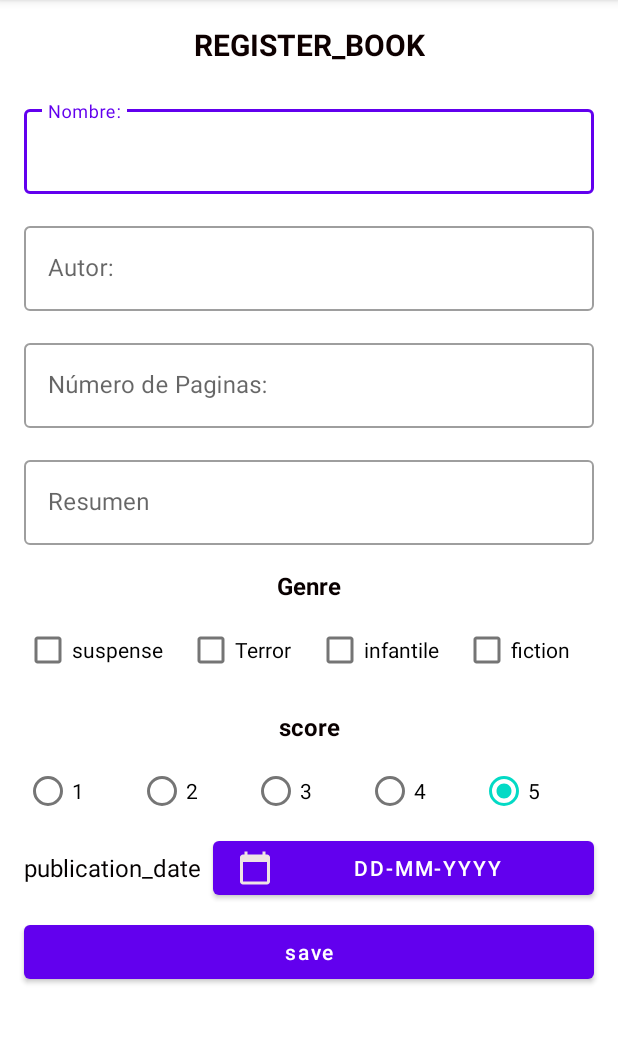
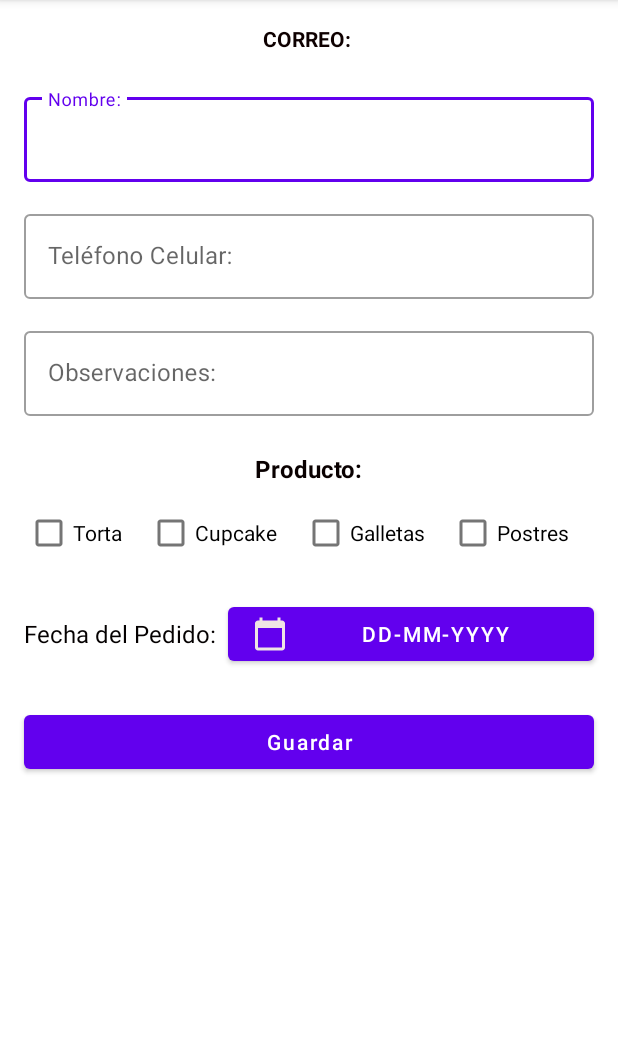
Before and after one commit to yeison1503/Aleste_Reposteria, an Android app: the MainActivity screen opened directly, with no data from a screen before it, on a phone screen of 412 x 824 dp, the part 84-1128 px from its top. Run offline under Robolectric (Android 15) with nearby library versions, the phone set to English and light mode, and no system bars.

Commit message:
Organización del MainActivity y funcionamiento del boton onbackpreset.

```diff
--- a/app/src/main/java/com/example/alestereposteria/LoginActivity.kt
+++ b/app/src/main/java/com/example/alestereposteria/LoginActivity.kt
@@ -39,7 +39,6 @@ class LoginActivity : AppCompatActivity() {
                     val intent = Intent(this@LoginActivity, MainActivity::class.java)
                     intent.putExtra("email", email)
                     intent.putExtra("password", password)
-                    intent.flags =Intent.FLAG_ACTIVITY_CLEAR_TOP or Intent.FLAG_ACTIVITY_NEW_TASK
                     startActivity(intent)
                 }else{
                     Toast.makeText(this@LoginActivity, "Usuario o contraseña incorrecto", Toast.LENGTH_SHORT).show()
--- a/app/src/main/java/com/example/alestereposteria/MainActivity.kt
+++ b/app/src/main/java/com/example/alestereposteria/MainActivity.kt
@@ -38,12 +38,14 @@ class MainActivity : AppCompatActivity() {
             val format = "dd-MM-yyyy"
             val simpleDateFormat = SimpleDateFormat(format, Locale.US)
             publicationDate = simpleDateFormat.format(cal.time).toString()
-            mainBinding.publicationDateButton.text = publicationDate
+            mainBinding.dateOfOrdenButton.text = publicationDate
         }
 
         with(mainBinding) {
 
-            publicationDateButton.setOnClickListener{
+            nameUsuarioTextView.text = getString(R.string.email_user, emailReceived)
+
+            dateOfOrdenButton.setOnClickListener{
                 DatePickerDialog(
                     this@MainActivity,
                     dateSetListener,
@@ -54,47 +56,33 @@ class MainActivity : AppCompatActivity() {
             }
 
             saveButton.setOnClickListener {
-                if (nameBookEditText.text?.isEmpty() == true ||
-                    nameAuthorEditText.text?.isEmpty() == true ||
-                    pagesEditText.text?.isEmpty() == true
-                ) {
+                if (nameUserEditText.text?.isEmpty() == true || phoneNumberEditText.text?.isEmpty() == true
+                    //remarksEditText.text?.isEmpty() == true
+                    ) {
                     Toast.makeText(
                         applicationContext,
-                        "Debe digitar nombre, autor y número de páginas",
+                        "Debe digitar nombre y número telefonico",
                         Toast.LENGTH_SHORT
                     ).show()
                 } else {
-                    val nameBook = nameBookEditText.text.toString()
-                    val author = nameAuthorEditText.text.toString()
-                    val pages = pagesEditText.text.toString().toInt()
-                    val abstract = abstractEditText.text.toString()
+                    val nameUser = nameUserEditText.text.toString()
+                    val cellphone = phoneNumberEditText.text.toString()
+                    val remarks = remarksEditText.text.toString()
 
-                    var genre = ""
-                    if (suspenseCheckBox.isChecked) genre = "Suspenso"
-                    if (terrorCheckBox.isChecked) genre += "Terror"
-                    if (infantileCheckBox.isChecked) genre += "Infantil"
-                    if (fictionCheckBox.isChecked) genre += "Ficción"
-
-                    // var score = if (oneRadioButton.isChecked) 1 else 2
-                    val score = when {
-                        oneRadioButton.isChecked -> 1
-                        twoRadioButton.isChecked -> 2
-                        threeRadioButton.isChecked -> 3
-                        fourRadioButton.isChecked -> 4
-                        else -> 5
-                    }
-
+                    var product = ""
+                    if (cakeCheckBox.isChecked) product = "Torta"
+                    if (cupcakeCheckBox.isChecked) product += "Cupcake"
+                    if (cookiesCheckBox.isChecked) product += "Galletas"
+                    if (dessertCheckBox.isChecked) product += "Postre"
 
 
                     infoTextView.text =
                         getString(
                             R.string.info,
-                            nameBook,
-                            author,
-                            pages,
-                            abstract,
-                            genre,
-                            score,
+                            nameUser,
+                            cellphone,
+                            remarks,
+                            product,
                             publicationDate)
                 }
             }
@@ -117,6 +105,7 @@ class MainActivity : AppCompatActivity() {
         val intent = Intent(this, LoginActivity::class.java)
         intent.putExtra("email", emailReceived)
         intent.putExtra("password", passwordReceived)
+        intent.addFlags(Intent.FLAG_ACTIVITY_CLEAR_TOP or Intent.FLAG_ACTIVITY_NEW_TASK)
         intent.flags =Intent.FLAG_ACTIVITY_CLEAR_TOP or Intent.FLAG_ACTIVITY_NEW_TASK
         startActivity(intent)
     }
--- a/app/src/main/java/com/example/alestereposteria/SplashActivity.kt
+++ b/app/src/main/java/com/example/alestereposteria/SplashActivity.kt
@@ -19,21 +19,16 @@ class SplashActivity : AppCompatActivity() {
         val timer = Timer()
         timer.schedule(timerTask {
             goToMainActivity()
-        },  2000
+        },  1000
         )
-        /*
-        splashBinding.imageView.setOnClickListener {
-
-            val intent = Intent(this, MainActivity::class.java)
-            startActivity(intent)
-            intent.addFlags(Intent.FLAG_ACTIVITY_CLEAR_TOP or Intent.FLAG_ACTIVITY_NEW_TASK)
-            //finish() //Destreye completamente la actividad
-        }*/
     }
 
     private fun goToMainActivity() {
         val intent = Intent(this, LoginActivity::class.java)
         startActivity(intent)
         intent.addFlags(Intent.FLAG_ACTIVITY_CLEAR_TOP or Intent.FLAG_ACTIVITY_NEW_TASK)
+        intent.flags =Intent.FLAG_ACTIVITY_CLEAR_TOP or Intent.FLAG_ACTIVITY_NEW_TASK
+        finish()
+        //Destreye completamente la actividad
     }
 }
--- a/app/src/main/res/layout/activity_main.xml
+++ b/app/src/main/res/layout/activity_main.xml
@@ -14,21 +14,20 @@
         tools:context=".MainActivity">
 
         <TextView
-            android:id="@+id/register_text_View"
+            android:id="@+id/name_usuario_text_View"
             android:layout_width="wrap_content"
             android:layout_height="wrap_content"
             android:layout_marginTop="16dp"
-            android:text="Register_book"
             android:textAllCaps="true"
             android:textColor="#0E0000"
-            android:textSize="20sp"
+            android:textSize="14sp"
             android:textStyle="bold"
             app:layout_constraintEnd_toEndOf="parent"
             app:layout_constraintStart_toStartOf="parent"
             app:layout_constraintTop_toTopOf="parent" />
 
         <com.google.android.material.textfield.TextInputLayout
-            android:id="@+id/name_book_text_imput_layout"
+            android:id="@+id/name_user_text_imput_layout"
             style="@style/Widget.MaterialComponents.TextInputLayout.OutlinedBox"
             android:layout_width="0dp"
             android:layout_height="wrap_content"
@@ -37,10 +36,10 @@
             android:layout_marginEnd="16dp"
             app:layout_constraintEnd_toEndOf="parent"
             app:layout_constraintStart_toStartOf="parent"
-            app:layout_constraintTop_toBottomOf="@+id/register_text_View">
+            app:layout_constraintTop_toBottomOf="@+id/name_usuario_text_View">
 
             <com.google.android.material.textfield.TextInputEditText
-                android:id="@+id/name_book_edit_text"
+                android:id="@+id/name_user_edit_text"
                 android:layout_width="match_parent"
                 android:layout_height="wrap_content"
                 android:hint="Nombre:"
@@ -48,7 +47,7 @@
         </com.google.android.material.textfield.TextInputLayout>
 
         <com.google.android.material.textfield.TextInputLayout
-            android:id="@+id/name_author_text_input_layout"
+            android:id="@+id/phone_number_text_input_layout"
             style="@style/Widget.MaterialComponents.TextInputLayout.OutlinedBox"
             android:layout_width="0dp"
             android:layout_height="wrap_content"
@@ -57,18 +56,18 @@
             android:layout_marginEnd="16dp"
             app:layout_constraintEnd_toEndOf="parent"
             app:layout_constraintStart_toStartOf="parent"
-            app:layout_constraintTop_toBottomOf="@+id/name_book_text_imput_layout">
+            app:layout_constraintTop_toBottomOf="@+id/name_user_text_imput_layout">
 
             <com.google.android.material.textfield.TextInputEditText
-                android:id="@+id/name_author_edit_text"
+                android:id="@+id/phone_number_edit_text"
                 android:layout_width="match_parent"
                 android:layout_height="wrap_content"
-                android:hint="Autor:"
+                android:hint="@string/cell_phone"
                 tools:ignore="HardcodedText,TextContrasCheck,TextContrastCheck" />
         </com.google.android.material.textfield.TextInputLayout>
 
         <com.google.android.material.textfield.TextInputLayout
-            android:id="@+id/pages_text_input_layout"
+            android:id="@+id/remarks_text_input_layout"
             style="@style/Widget.MaterialComponents.TextInputLayout.OutlinedBox"
             android:layout_width="0dp"
             android:layout_height="wrap_content"
@@ -77,175 +76,92 @@
             android:layout_marginEnd="16dp"
             app:layout_constraintEnd_toEndOf="parent"
             app:layout_constraintStart_toStartOf="parent"
-            app:layout_constraintTop_toBottomOf="@+id/name_author_text_input_layout">
+            app:layout_constraintTop_toBottomOf="@+id/phone_number_text_input_layout">
 
             <com.google.android.material.textfield.TextInputEditText
-                android:id="@+id/pages_edit_text"
+                android:id="@+id/remarks_edit_text"
                 android:layout_width="match_parent"
                 android:layout_height="wrap_content"
-                android:hint="Número de Paginas:"
-                tools:ignore="HardcodedText,TextContrasCheck,TextContrastCheck"/>
-        </com.google.android.material.textfield.TextInputLayout>
-
-        <com.google.android.material.textfield.TextInputLayout
-            android:id="@+id/abstract_text_input_layout"
-            style="@style/Widget.MaterialComponents.TextInputLayout.OutlinedBox"
-            android:layout_width="0dp"
-            android:layout_height="wrap_content"
-            android:layout_marginStart="16dp"
-            android:layout_marginTop="16dp"
-            android:layout_marginEnd="16dp"
-            app:layout_constraintEnd_toEndOf="parent"
-            app:layout_constraintStart_toStartOf="parent"
-            app:layout_constraintTop_toBottomOf="@+id/pages_text_input_layout">
-
-            <com.google.android.material.textfield.TextInputEditText
-                android:id="@+id/abstract_edit_text"
-                android:layout_width="match_parent"
-                android:layout_height="wrap_content"
-                android:hint="Resumen"
-                tools:ignore="HardcodedText,TextContrasCheck,TextContrastCheck"/>
+                android:hint="@string/remarks"
+                tools:ignore="HardcodedText,TextContrasCheck,TextContrastCheck" />
         </com.google.android.material.textfield.TextInputLayout>
 
         <TextView
-            android:id="@+id/genre_text_view"
+            android:id="@+id/product_text_view"
             android:layout_width="wrap_content"
             android:layout_height="wrap_content"
-            android:layout_marginTop="16dp"
-            android:text="Genre"
+            android:layout_marginTop="24dp"
+            android:text="@string/product"
             android:textColor="#090000"
             android:textSize="16sp"
             android:textStyle="bold"
             app:layout_constraintEnd_toEndOf="parent"
             app:layout_constraintStart_toStartOf="parent"
-            app:layout_constraintTop_toBottomOf="@+id/abstract_text_input_layout" />
+            app:layout_constraintTop_toBottomOf="@+id/remarks_text_input_layout" />
 
         <CheckBox
-            android:id="@+id/suspense_check_box"
+            android:id="@+id/cake_check_box"
             android:layout_width="wrap_content"
             android:layout_height="wrap_content"
             android:layout_marginTop="8dp"
-            android:text="suspense"
-            app:layout_constraintEnd_toStartOf="@+id/terror_check_box"
+            android:text="@string/cake"
+            app:layout_constraintEnd_toStartOf="@+id/cupcake_check_box"
             app:layout_constraintStart_toStartOf="parent"
-            app:layout_constraintTop_toBottomOf="@+id/genre_text_view" />
+            app:layout_constraintTop_toBottomOf="@+id/product_text_view" />
 
         <CheckBox
-            android:id="@+id/terror_check_box"
+            android:id="@+id/cupcake_check_box"
             android:layout_width="wrap_content"
             android:layout_height="wrap_content"
-            android:text="Terror"
-            app:layout_constraintEnd_toStartOf="@+id/infantile_check_box"
-            app:layout_constraintStart_toEndOf="@+id/suspense_check_box"
-            app:layout_constraintTop_toTopOf="@+id/suspense_check_box" />
+            android:text="@string/cupcake"
+            app:layout_constraintEnd_toStartOf="@+id/cookies_check_box"
+            app:layout_constraintStart_toEndOf="@+id/cake_check_box"
+            app:layout_constraintTop_toTopOf="@+id/cake_check_box" />
 
         <CheckBox
-            android:id="@+id/infantile_check_box"
+            android:id="@+id/cookies_check_box"
             android:layout_width="wrap_content"
             android:layout_height="wrap_content"
-            android:text="infantile"
-            app:layout_constraintEnd_toStartOf="@+id/fiction_check_box"
-            app:layout_constraintStart_toEndOf="@+id/terror_check_box"
-            app:layout_constraintTop_toTopOf="@+id/terror_check_box" />
+            android:text="@string/cookies"
+            app:layout_constraintEnd_toStartOf="@+id/dessert_check_box"
+            app:layout_constraintStart_toEndOf="@+id/cupcake_check_box"
+            app:layout_constraintTop_toTopOf="@+id/cupcake_check_box" />
 
         <CheckBox
-            android:id="@+id/fiction_check_box"
+            android:id="@+id/dessert_check_box"
             android:layout_width="wrap_content"
             android:layout_height="wrap_content"
             android:layout_marginEnd="16dp"
-            android:text="fiction"
+            android:text="@string/dessert"
             app:layout_constraintEnd_toEndOf="parent"
-            app:layout_constraintStart_toEndOf="@+id/infantile_check_box"
-            app:layout_constraintTop_toTopOf="@+id/infantile_check_box" />
+            app:layout_constraintStart_toEndOf="@+id/cookies_check_box"
+            app:layout_constraintTop_toTopOf="@+id/cookies_check_box" />
 
         <TextView
-            android:id="@+id/score_text_view"
-            android:layout_width="wrap_content"
-            android:layout_height="wrap_content"
-            android:layout_marginTop="16dp"
-            android:text="score"
-            android:textColor="#090000"
-            android:textSize="16sp"
-            android:textStyle="bold"
-            app:layout_constraintEnd_toEndOf="parent"
-            app:layout_constraintStart_toStartOf="parent"
-            app:layout_constraintTop_toBottomOf="@+id/terror_check_box" />
-
-        <RadioGroup
-            android:id="@+id/radioGroup"
+            android:id="@+id/date_of_order_text_view"
             android:layout_width="0dp"
             android:layout_height="wrap_content"
             android:layout_marginStart="16dp"
-            android:layout_marginTop="8dp"
-            android:layout_marginEnd="16dp"
-            android:orientation="horizontal"
-            app:layout_constraintEnd_toEndOf="parent"
-            app:layout_constraintStart_toStartOf="parent"
-            app:layout_constraintTop_toBottomOf="@+id/score_text_view">
-
-            <RadioButton
-                android:id="@+id/one_radio_button"
-                android:layout_width="wrap_content"
-                android:layout_height="wrap_content"
-                android:layout_weight="1"
-                android:text="1" />
-
-            <RadioButton
-                android:id="@+id/two_radio_button"
-                android:layout_width="wrap_content"
-                android:layout_height="wrap_content"
-                android:layout_weight="1"
-                android:text="2" />
-
-            <RadioButton
-                android:id="@+id/three_radio_button"
-                android:layout_width="wrap_content"
-                android:layout_height="wrap_content"
-                android:layout_weight="1"
-                android:text="3" />
-
-            <RadioButton
-                android:id="@+id/four_radio_button"
-                android:layout_width="wrap_content"
-                android:layout_height="wrap_content"
-                android:layout_weight="1"
-                android:text="4" />
-
-            <RadioButton
-                android:id="@+id/five_radio_button"
-                android:layout_width="wrap_content"
-                android:layout_height="wrap_content"
-                android:layout_weight="1"
-                android:checked="true"
-                android:text="5"
-                tools:ignore="TextContrastCheck" />
-        </RadioGroup>
-
-        <TextView
-            android:id="@+id/publication_date_text_view"
-            android:layout_width="0dp"
-            android:layout_height="wrap_content"
-            android:layout_marginStart="16dp"
-            android:layout_marginTop="16dp"
-            android:text="publication_date"
+            android:layout_marginTop="32dp"
+            android:text="@string/date_of_order"
             android:textColor="#040000"
             android:textSize="16sp"
             android:textStyle="normal"
             app:layout_constraintStart_toStartOf="parent"
-            app:layout_constraintTop_toBottomOf="@+id/radioGroup" />
+            app:layout_constraintTop_toBottomOf="@+id/cake_check_box" />
 
         <Button
-            android:id="@+id/publication_date_button"
+            android:id="@+id/date_of_orden_button"
             android:layout_width="0dp"
             android:layout_height="wrap_content"
             android:layout_marginStart="8dp"
             android:layout_marginEnd="16dp"
             android:drawableLeft="@drawable/ic_calendar"
-            android:text="DD-MM-YYYY"
-            app:layout_constraintBottom_toBottomOf="@+id/publication_date_text_view"
+            android:text="@string/date_format"
+            app:layout_constraintBottom_toBottomOf="@+id/date_of_order_text_view"
             app:layout_constraintEnd_toEndOf="parent"
-            app:layout_constraintStart_toEndOf="@+id/publication_date_text_view"
-            app:layout_constraintTop_toTopOf="@+id/publication_date_text_view"
+            app:layout_constraintStart_toEndOf="@+id/date_of_order_text_view"
+            app:layout_constraintTop_toTopOf="@+id/date_of_order_text_view"
             tools:ignore="RtlHardcoded,TextContrastCheck" />
 
         <Button
@@ -253,13 +169,13 @@
             android:layout_width="0dp"
             android:layout_height="wrap_content"
             android:layout_marginStart="16dp"
-            android:layout_marginTop="8dp"
+            android:layout_marginTop="24dp"
             android:layout_marginEnd="16dp"
-            android:text="save"
+            android:text="@string/save"
             android:textAllCaps="false"
             app:layout_constraintEnd_toEndOf="parent"
             app:layout_constraintStart_toStartOf="parent"
-            app:layout_constraintTop_toBottomOf="@+id/publication_date_button"
+            app:layout_constraintTop_toBottomOf="@+id/date_of_orden_button"
             tools:ignore="TextContrastCheck" />
 
         <TextView
--- a/app/src/main/res/values/strings.xml
+++ b/app/src/main/res/values/strings.xml
@@ -9,6 +9,17 @@
     <string name="sing_in">INICIAR SESIÓN</string>
     <string name="title_activity_splash">SplashActivity</string>
     <string name="does_not_have_account"><u>¡No tienes cuenta Registrate!</u></string>
-    <string name="info">Nombre: %s \nAuthor: %s \nPáginas: %d \nResumen: %s \nGénero: %s \nCalificación: %d \n Fecha de Publicación %s</string>
+    <string name="email_user">Correo: %s</string>
+    <string name="cell_phone">Teléfono Celular: </string>
+    <string name="product">Producto:</string>
+    <string name="cake">Torta</string>
+    <string name="cupcake">Cupcake</string>
+    <string name="cookies">Galletas</string>
+    <string name="dessert">Postres</string>
+    <string name="remarks">Observaciones: </string>
+    <string name="date_of_order">Fecha del Pedido: </string>
+    <string name="date_format">DD-MM-YYYY</string>
+    <string name="save">Guardar</string>
+    <string name="info">Nombre: %s \nNúmero Celular: %s \nObservaciones: %s \nProducto: %s \nFecha de Publicación: %s</string>
 
 </resources>
```
